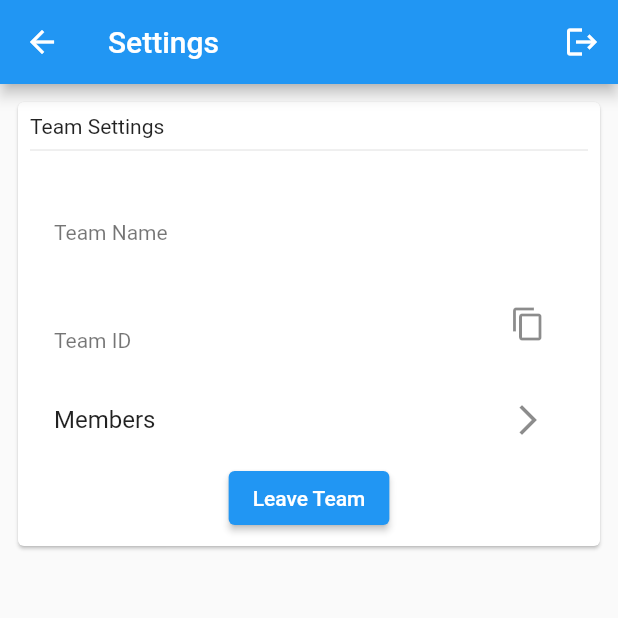
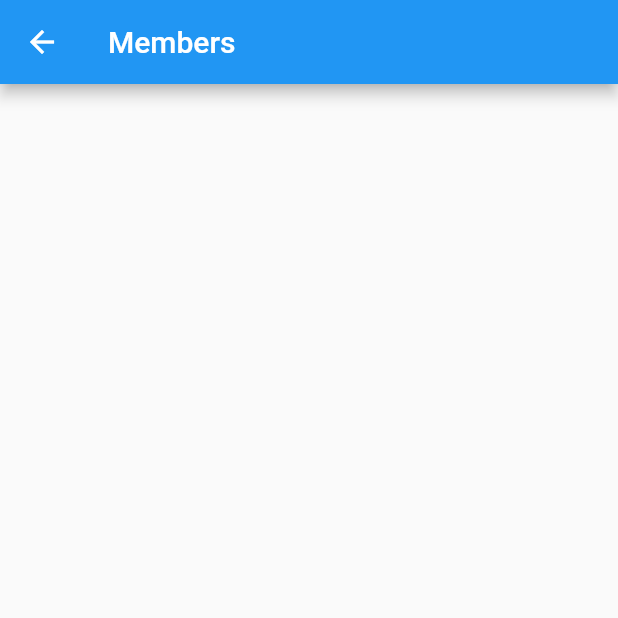
Before and after one commit to angelocordero/worship-connect-dev, a Flutter app: the SettingsHomePage screen opened directly, after a tap on the "arrow forward ios" icon, on a phone screen of 412 x 824 dp, the top half of it. Run offline on Flutter 3.47's test engine with Material 2 defaults, Android fonts, the phone set to English and light mode, and no system bars; our stand-ins replace cloud_firestore, firebase_auth, firebase_core, flutter_easyloading, flutter_riverpod, google_fonts and 3 more; missing offline and left inert: clipboard, enum_to_string, tap_debouncer; accounts and stored records are empty.

Commit message:
added member list page

```diff
--- /dev/null
+++ b/lib/settings/screens/member_list_page.dart
@@ -0,0 +1,23 @@
+import 'package:flutter/material.dart';
+import 'package:flutter_riverpod/flutter_riverpod.dart';
+import 'package:worship_connect/sign_in/data_classes/wc_user_info_data.dart';
+import 'package:worship_connect/wc_core/worship_connect.dart';
+
+class MemberListPage extends ConsumerWidget {
+  const MemberListPage({Key? key}) : super(key: key);
+
+  @override
+  Widget build(BuildContext context, WidgetRef ref) {
+     final WCUserInfoData _userData = ref.watch(wcUserInfoDataStream).asData!.value!;
+
+    return SafeArea(
+      child: Scaffold(
+        appBar: AppBar(
+          title: const Text('Members'),
+        ),
+        body: ListView(),
+        //TODO: show member list
+      ),
+    );
+  }
+}
--- a/lib/settings/widgets/team_settings.dart
+++ b/lib/settings/widgets/team_settings.dart
@@ -1,6 +1,7 @@
 import 'package:flutter/material.dart';
 import 'package:flutter_riverpod/flutter_riverpod.dart';
 import 'package:worship_connect/settings/data_classes/wc_team_data.dart';
+import 'package:worship_connect/settings/screens/member_list_page.dart';
 import 'package:worship_connect/settings/services/team_firebase_api.dart';
 import 'package:worship_connect/settings/widgets/change_team_name_form.dart';
 import 'package:worship_connect/sign_in/data_classes/wc_user_info_data.dart';
@@ -28,12 +29,16 @@ class TeamSettings extends ConsumerWidget {
         child: const Text('Leave Team'));
   }
 
-  ListTile _membersTile() {
+  ListTile _membersTile(BuildContext context) {
     return ListTile(
       title: const Text('Members'),
       trailing: IconButton(
         icon: const Icon(Icons.arrow_forward_ios),
-        onPressed: () {},
+        onPressed: () {
+          Navigator.push(context, MaterialPageRoute(builder: (BuildContext context) {
+            return const MemberListPage();
+          }));
+        },
       ),
       //TODO: members list page
     );
@@ -81,7 +86,7 @@ class TeamSettings extends ConsumerWidget {
     required bool isAdminOrLeader,
     required BuildContext context,
   }) {
-    //TODO: allow name change
+    //TODO: fix name change text field behavior
     return ListTile(
       title: Text(teamName),
       subtitle: const Text('Team Name'),
@@ -139,7 +144,7 @@ class TeamSettings extends ConsumerWidget {
               teamID: _teamData.teamID,
               isAdminOrLeader: _isAdminOrLeader,
             ),
-            _membersTile(),
+            _membersTile(context),
             _leaveTeamButton(_userData)
           ],
         ),
```
Also changed, not shown: lib/settings/widgets/member_list_tile.dart (added, +89 -0 lines), lib/settings/widgets/role_icon.dart (added, +42 -0 lines).
